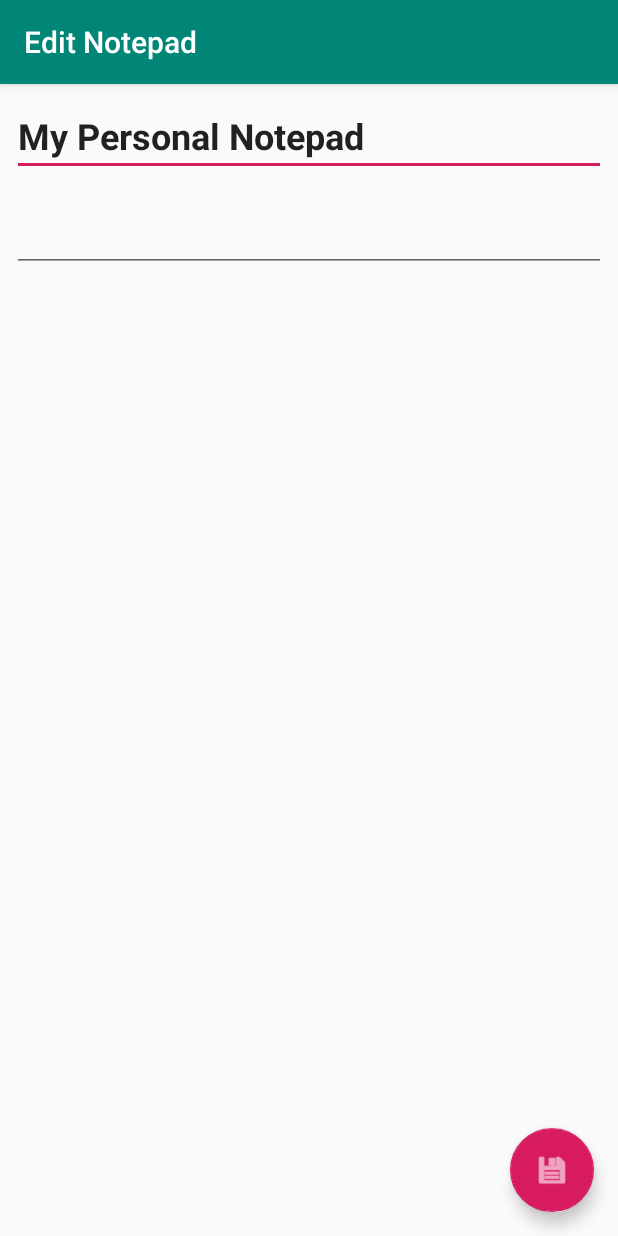
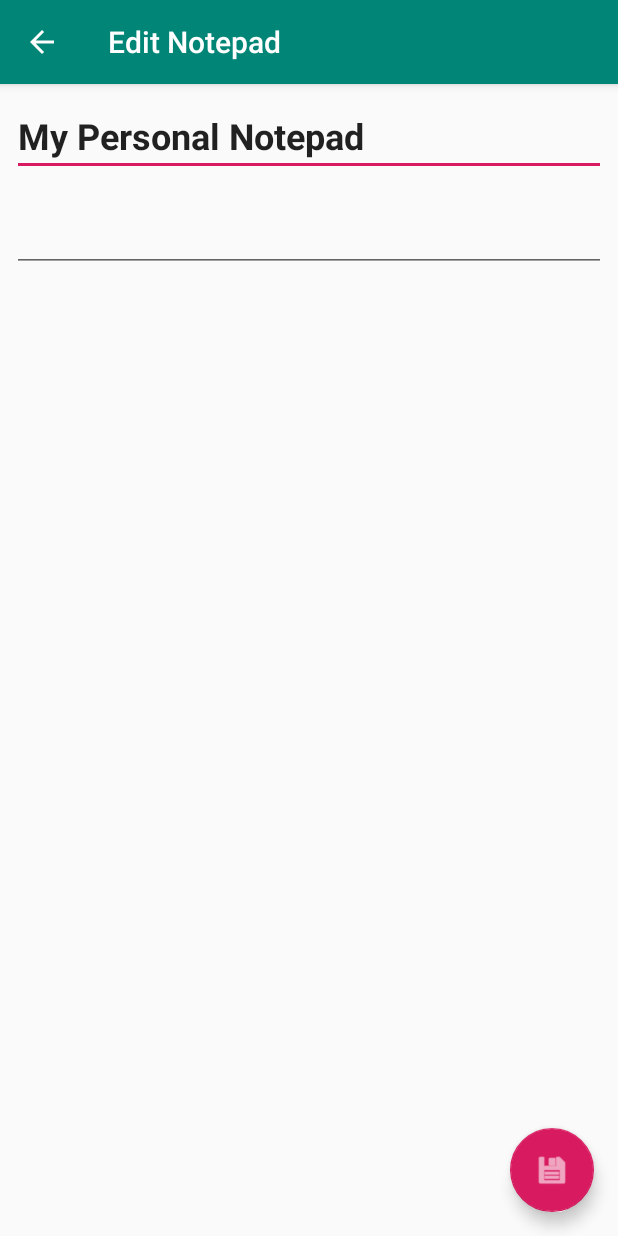
Before and after one commit to sdim2016/level5-task1, an Android app: the EditActivity screen opened directly, with no data from a screen before it, on a phone screen of 412 x 824 dp. Run offline under Robolectric (Android 15) with nearby library versions, the phone set to English and light mode, and no system bars; our stand-ins replace Room's generated code; 1 statement that could not run was skipped.

Commit message:
Minor improvements

```diff
--- a/app/src/main/AndroidManifest.xml
+++ b/app/src/main/AndroidManifest.xml
@@ -12,7 +12,11 @@
         <activity
             android:name=".ui.edit.EditActivity"
             android:label="@string/title_activity_edit"
-            android:theme="@style/AppTheme.NoActionBar"></activity>
+            android:theme="@style/AppTheme.NoActionBar">
+            <meta-data
+                android:name="android.support.PARENT_ACTIVITY"
+                android:value=".ui.main.MainActivity" />
+        </activity>
         <activity
             android:name=".ui.main.MainActivity"
             android:label="@string/app_name"
--- a/app/src/main/java/com/slepnev/notepadkotlin/ui/edit/EditActivity.kt
+++ b/app/src/main/java/com/slepnev/notepadkotlin/ui/edit/EditActivity.kt
@@ -20,6 +20,7 @@ class EditActivity : AppCompatActivity() {
         super.onCreate(savedInstanceState)
         setContentView(R.layout.activity_edit)
         setSupportActionBar(toolbar)
+        supportActionBar?.setDisplayHomeAsUpEnabled(true)
 
         initViews()
         initViewModel()
--- a/app/src/main/res/layout/content_edit.xml
+++ b/app/src/main/res/layout/content_edit.xml
@@ -28,8 +28,8 @@
         android:layout_width="0dp"
         android:layout_height="wrap_content"
         android:layout_marginTop="24dp"
-        android:ems="10"
-        android:inputType="textPersonName"
+        android:gravity="top"
+        android:inputType="textMultiLine"
         android:textSize="14sp"
         app:layout_constraintEnd_toEndOf="parent"
         app:layout_constraintStart_toStartOf="parent"
```
Also changed, not shown: app/src/main/java/com/slepnev/notepadkotlin/ui/main/MainActivity.kt (+0 -16 lines).
